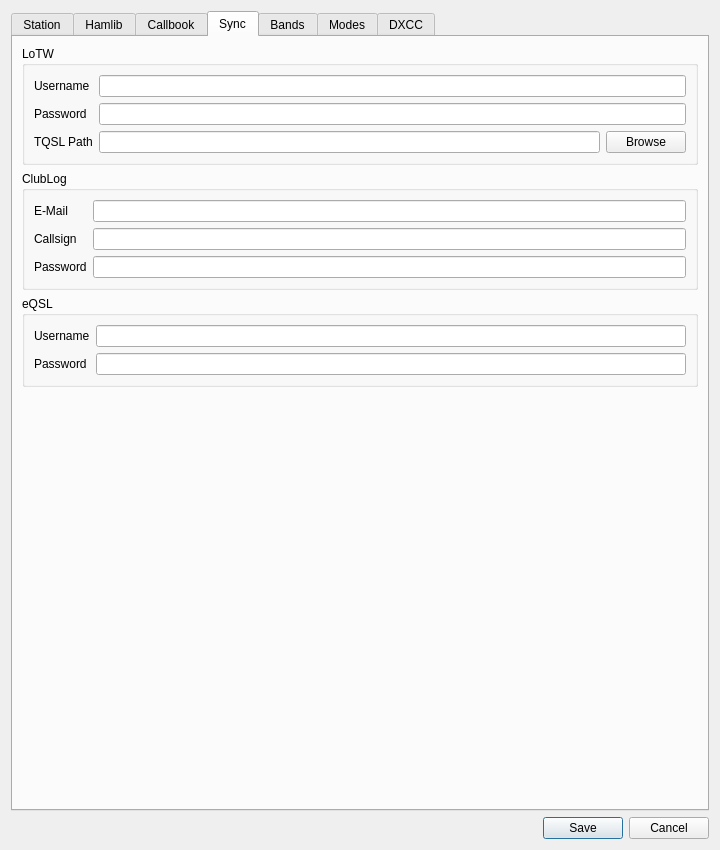
First picture: the form in ui/SettingsDialog.ui, repository k5mcd/QLog, before the edit.
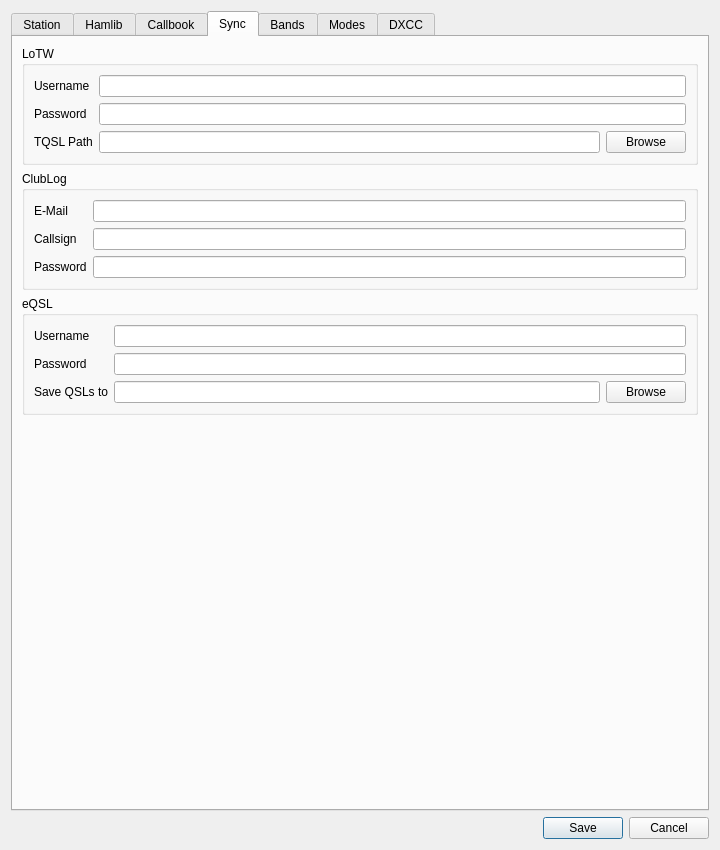
Second picture: the form after the edit. Icons and pictures are not drawn.

Commit message: eQSL: Added support to download QSL Image

What changed in the file:
```diff
--- a/ui/SettingsDialog.ui
+++ b/ui/SettingsDialog.ui
@@ -830,6 +830,30 @@
             </property>
            </widget>
           </item>
+          <item row="2" column="0">
+           <widget class="QLabel" name="eqslImageFolderLabel">
+            <property name="text">
+             <string>Save QSLs to</string>
+            </property>
+           </widget>
+          </item>
+          <item row="2" column="1">
+           <layout class="QHBoxLayout" name="horizontalLayout_2">
+            <item>
+             <widget class="QLineEdit" name="eqslFolderPathEdit"/>
+            </item>
+            <item>
+             <widget class="QPushButton" name="eqslFolderPathButton">
+              <property name="text">
+               <string>Browse</string>
+              </property>
+              <property name="icon">
+               <iconset theme="folder-open"/>
+              </property>
+             </widget>
+            </item>
+           </layout>
+          </item>
          </layout>
         </widget>
        </item>
```
Left out of the diff: 17 changed lines with no effect on the pictures. The commit also changes 7 other files.
